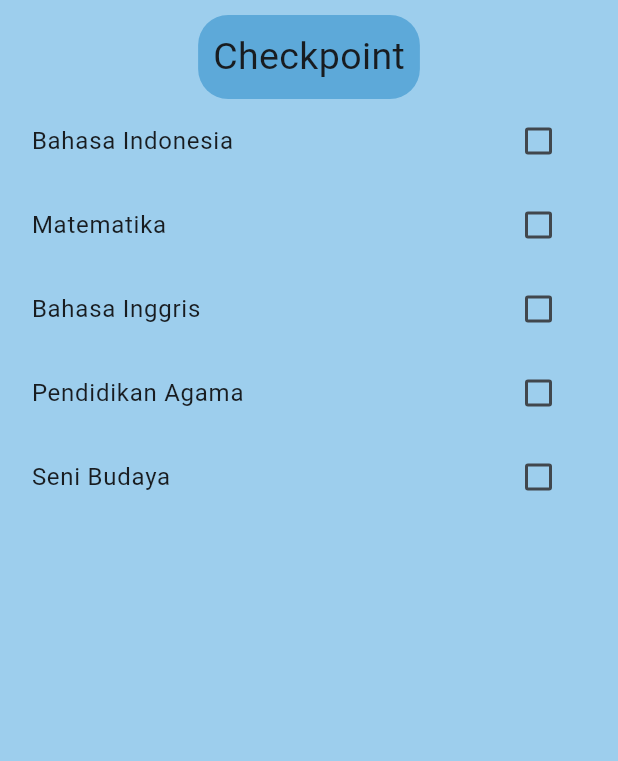
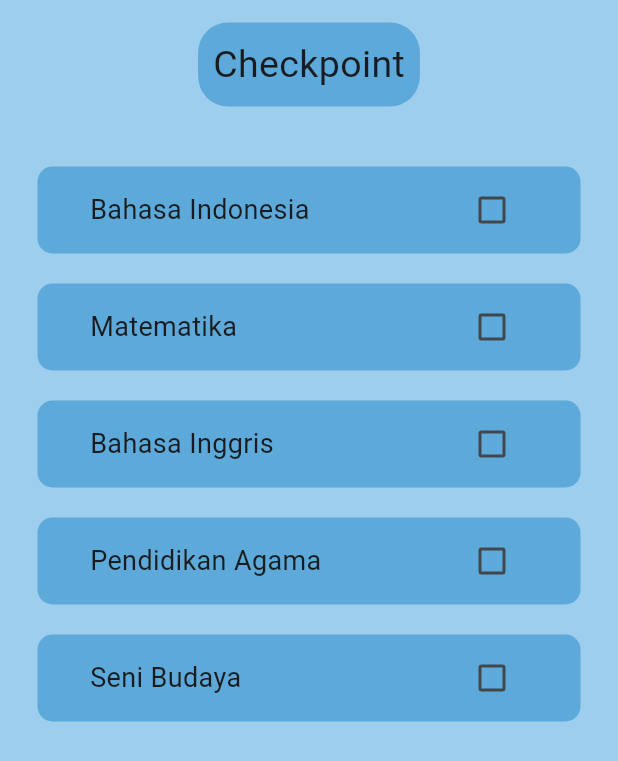
Before and after one commit to RaflySyauqi21/student_smart, a Flutter app: the CheckPointPage widget shown alone on an empty page, opened directly, on a phone screen of 412 x 824 dp. Shown: the top 761 px of the screen. Run offline on Flutter 3.47's test engine with Material 3 defaults, Android fonts, the phone set to English and light mode, and no system bars.

Commit message:
Style mata pelajar

```diff
--- a/lib/component/mata_pelajaran.dart
+++ b/lib/component/mata_pelajaran.dart
@@ -13,10 +13,28 @@ class MataPelajaran extends StatelessWidget {
 
   @override
   Widget build(BuildContext context) {
-    return ListTile(
-      title: Text(nama),
-      tileColor: Color.fromRGBO(93, 169, 217, 1),
-      trailing: Checkbox(value: value, onChanged: ontap),
+    // return ListTile(
+    //   title: Text(nama),
+    //   tileColor: Color.fromRGBO(93, 169, 217, 1),
+    //   trailing: Checkbox(value: value, onChanged: ontap),
+    // );
+    return Container(
+      margin: EdgeInsets.symmetric(vertical: 10, horizontal: 20),
+      padding: EdgeInsets.all(5),
+      decoration: BoxDecoration(
+        color: Color.fromRGBO(93, 169, 217, 1),
+        borderRadius: BorderRadius.all(Radius.circular(10)),
+      ),
+      child: Padding(
+        padding: const EdgeInsets.symmetric(horizontal: 30),
+        child: Row(
+          mainAxisAlignment: MainAxisAlignment.spaceBetween,
+          children: [
+            Text(nama, style: TextStyle(fontSize: 18)),
+            Checkbox(value: value, onChanged: ontap),
+          ],
+        ),
+      ),
     );
   }
 }
--- a/lib/pages/check_point_page.dart
+++ b/lib/pages/check_point_page.dart
@@ -21,7 +21,7 @@ class _CheckPointPageState extends State<CheckPointPage> {
   @override
   Widget build(BuildContext context) {
     return Container(
-      padding: EdgeInsets.symmetric(vertical: 10, horizontal: 5),
+      padding: EdgeInsets.symmetric(vertical: 15, horizontal: 5),
       color: Color.fromRGBO(157, 206, 237, 1),
       child: Center(
         child: Column(
@@ -34,6 +34,7 @@ class _CheckPointPageState extends State<CheckPointPage> {
               ),
               child: Text("Checkpoint", style: TextStyle(fontSize: 25)),
             ),
+            SizedBox(height: 30),
             Expanded(
               child: ListView.builder(
                 itemCount: namaMataPelajaran.length,
```
